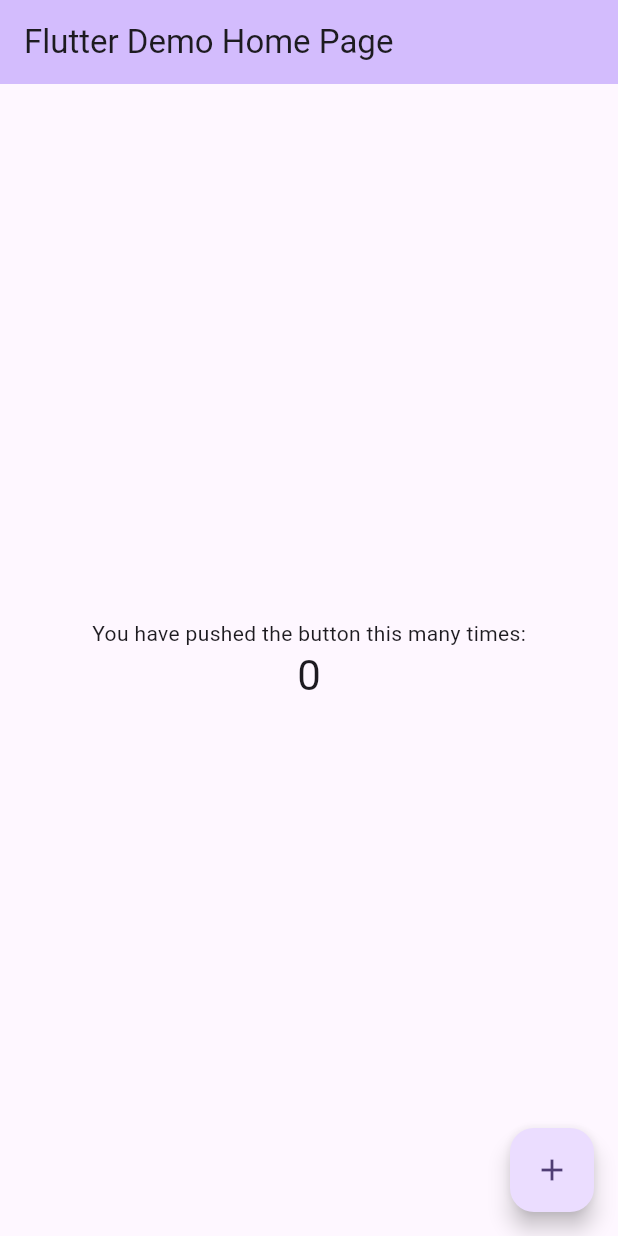
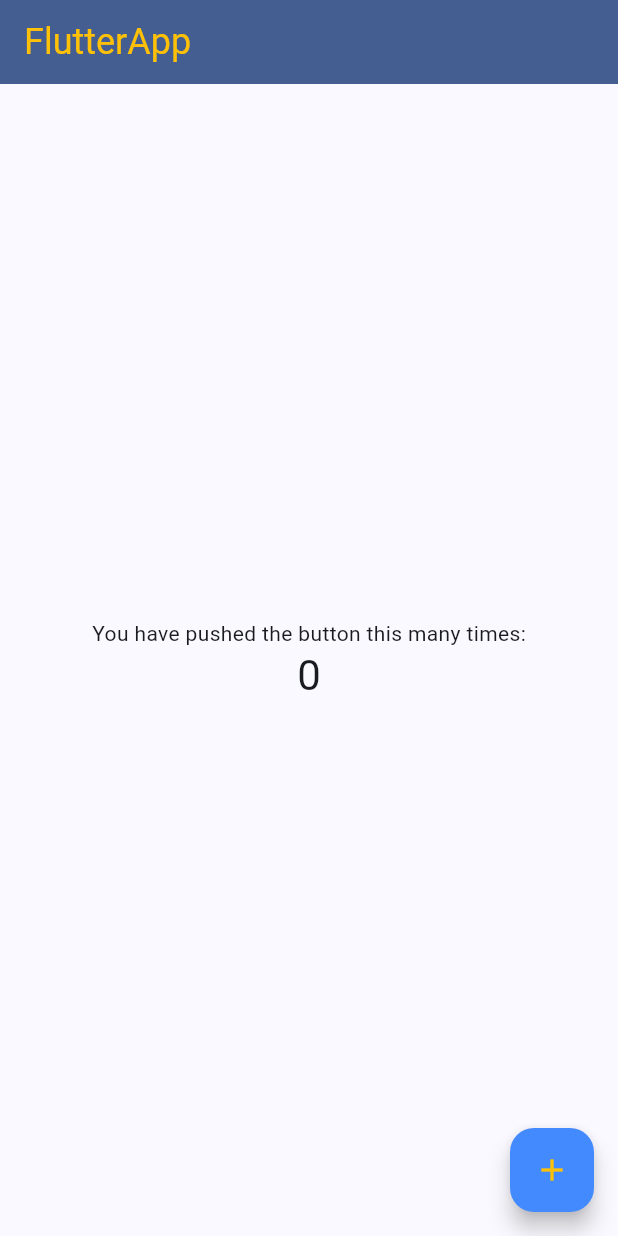
Before and after one commit to igorcasconi/first_app_flutter, a Flutter app: the screen it shows after launch, on a phone screen of 412 x 824 dp. Run offline on Flutter 3.47's test engine with Material 3 defaults, Android fonts, the phone set to English and light mode, and no system bars.

Commit message:
update style on initial page

```diff
--- a/lib/main.dart
+++ b/lib/main.dart
@@ -11,7 +11,7 @@ class MyApp extends StatelessWidget {
   @override
   Widget build(BuildContext context) {
     return MaterialApp(
-      title: 'Flutter Demo',
+      title: 'My First app Flutter',
       theme: ThemeData(
         // This is the theme of your application.
         //
@@ -28,9 +28,9 @@ class MyApp extends StatelessWidget {
         //
         // This works for code too, not just values: Most code changes can be
         // tested with just a hot reload.
-        colorScheme: ColorScheme.fromSeed(seedColor: Colors.deepPurple),
+        colorScheme: ColorScheme.fromSeed(seedColor: Colors.blueAccent),
       ),
-      home: const MyHomePage(title: 'Flutter Demo Home Page'),
+      home: const MyHomePage(title: 'FlutterApp'),
     );
   }
 }
@@ -80,10 +80,11 @@ class _MyHomePageState extends State<MyHomePage> {
         // TRY THIS: Try changing the color here to a specific color (to
         // Colors.amber, perhaps?) and trigger a hot reload to see the AppBar
         // change color while the other colors stay the same.
-        backgroundColor: Theme.of(context).colorScheme.inversePrimary,
+        backgroundColor: Theme.of(context).colorScheme.primary,
         // Here we take the value from the MyHomePage object that was created by
         // the App.build method, and use it to set our appbar title.
         title: Text(widget.title),
+        titleTextStyle: TextStyle(color: Colors.amber, fontSize: 24),
       ),
       body: Center(
         // Center is a layout widget. It takes a single child and positions it
@@ -115,7 +116,8 @@ class _MyHomePageState extends State<MyHomePage> {
       floatingActionButton: FloatingActionButton(
         onPressed: _incrementCounter,
         tooltip: 'Increment',
-        child: const Icon(Icons.add),
+        backgroundColor: Colors.blueAccent,
+        child: const Icon(Icons.add, color: Colors.amber),
       ), // This trailing comma makes auto-formatting nicer for build methods.
     );
   }
```
